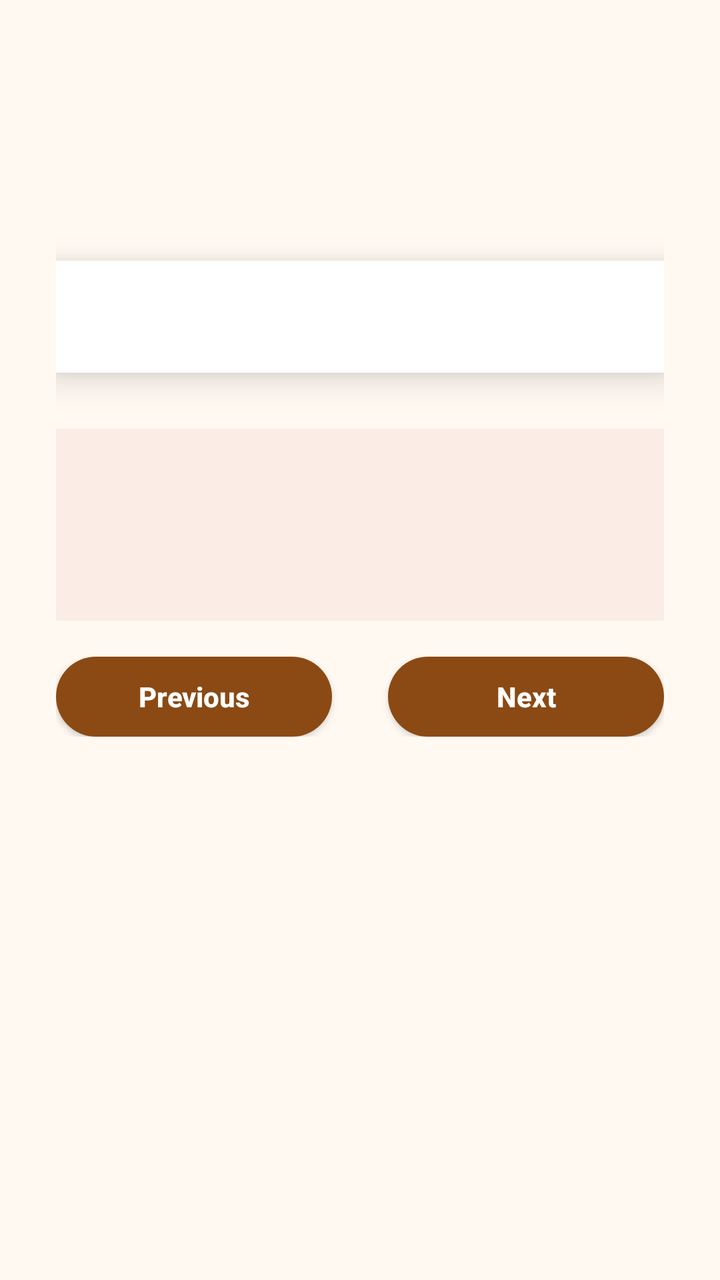
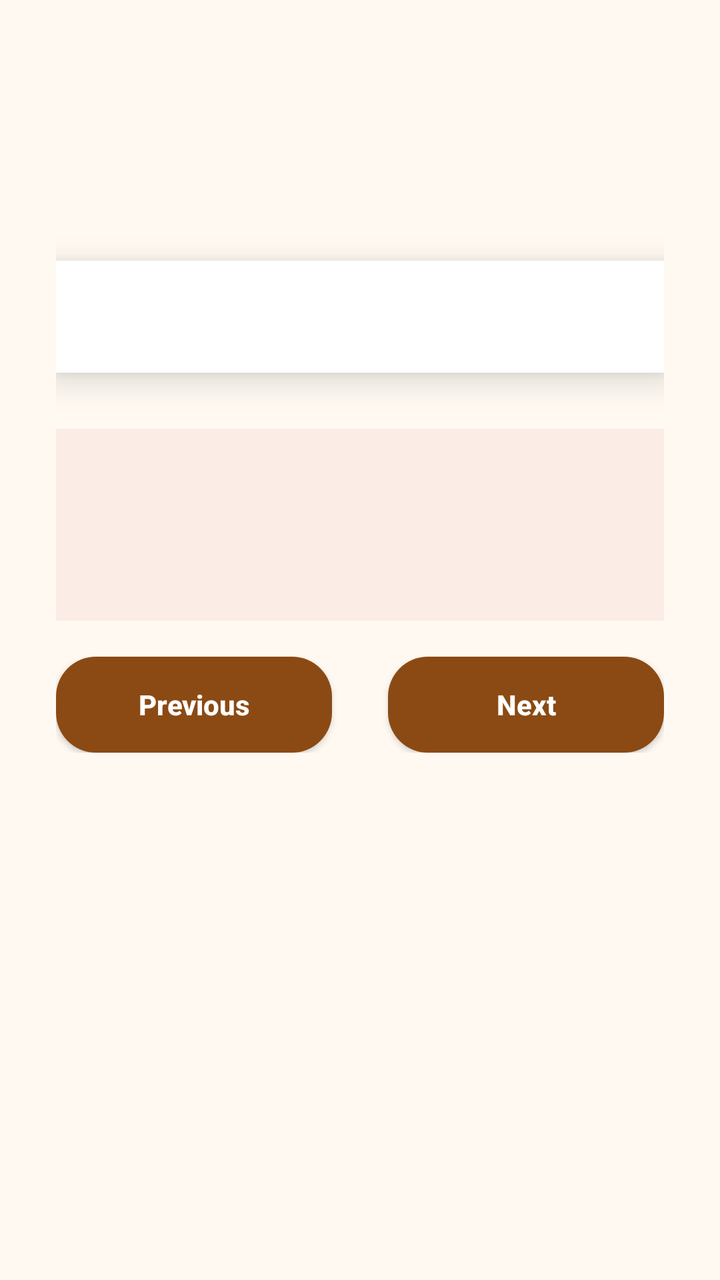

An Android layout rendered at two revisions. The XML below is the earlier revision; the diff shows what the commit changed to produce the second picture.
<!-- AndroidManifest.xml: application theme Theme.ArtSpace -->
<!-- res/layout/activity_main.xml -->
<?xml version="1.0" encoding="utf-8"?>
<ScrollView xmlns:android="http://schemas.android.com/apk/res/android"
    xmlns:app="http://schemas.android.com/apk/res-auto"
    android:layout_width="match_parent"
    android:layout_height="match_parent"
    android:background="@color/background"
    android:fillViewport="true">

    <LinearLayout
        android:layout_width="match_parent"
        android:layout_height="wrap_content"
        android:orientation="vertical"
        android:paddingLeft="28dp"
        android:paddingTop="88dp"
        android:paddingRight="28dp"
        android:paddingBottom="28dp">

            <TextView
                android:id="@+id/text_counter"
                android:layout_width="wrap_content"
                android:layout_height="wrap_content"
                android:layout_gravity="center_horizontal"
                android:layout_marginBottom="18dp"
                android:textColor="@color/text_dark"
                android:textSize="18sp" />

            <androidx.cardview.widget.CardView
                android:layout_width="match_parent"
                android:layout_height="wrap_content"
                app:cardBackgroundColor="@color/card_white"
                app:cardCornerRadius="0dp"
                app:cardElevation="10dp">

                <ImageView
                    android:id="@+id/image_artwork"
                    android:layout_width="match_parent"
                    android:layout_height="wrap_content"
                    android:adjustViewBounds="true"
                    android:clickable="true"
                    android:contentDescription="@null"
                    android:focusable="true"
                    android:padding="28dp"
                    android:scaleType="fitCenter" />
            </androidx.cardview.widget.CardView>

            <LinearLayout
                android:layout_width="match_parent"
                android:layout_height="wrap_content"
                android:layout_marginTop="28dp"
                android:background="@drawable/bg_info_box"
                android:orientation="vertical"
                android:padding="16dp">

                <TextView
                    android:id="@+id/text_title"
                    android:layout_width="match_parent"
                    android:layout_height="wrap_content"
                    android:textColor="@color/text_dark"
                    android:textSize="30sp" />

                <TextView
                    android:id="@+id/text_artist_year"
                    android:layout_width="match_parent"
                    android:layout_height="wrap_content"
                    android:layout_marginTop="2dp"
                    android:textColor="@color/text_dark"
                    android:textSize="16sp" />
            </LinearLayout>

            <LinearLayout
                android:layout_width="match_parent"
                android:layout_height="wrap_content"
                android:layout_marginTop="18dp"
                android:orientation="horizontal">
            <Button
                android:id="@+id/button_previous"
                android:layout_width="0dp"
                android:layout_height="40dp"
                android:layout_weight="1"
                android:layout_marginEnd="14dp"
                android:background="@drawable/bg_button"
                android:text="@string/previous"
                android:textAllCaps="false"
                android:textColor="@color/button_text"
                android:textStyle="bold" />

            <Button
                android:id="@+id/button_next"
                android:layout_width="0dp"
                android:layout_height="40dp"
                android:layout_weight="1"
                android:layout_marginStart="14dp"
                android:background="@drawable/bg_button"
                android:text="@string/next"
                android:textAllCaps="false"
                android:textColor="@color/button_text"
                android:textStyle="bold" />
            </LinearLayout>
    </LinearLayout>
</ScrollView>
<!-- resources referenced by this layout -->
<resources>
  <color name="background">#FFF9F2</color>
  <color name="card_white">#FFFFFF</color>
  <color name="text_dark">#2A1810</color>
  <!-- drawable bg_button (drawable) -->
  <?xml version="1.0" encoding="utf-8"?>
  <selector xmlns:android="http://schemas.android.com/apk/res/android">
      <item android:state_enabled="false">
          <shape android:shape="rectangle">
              <solid android:color="@color/button_disabled" />
              <corners android:radius="20dp" />
          </shape>
      </item>
      <item>
          <shape android:shape="rectangle">
              <solid android:color="@color/button_enabled" />
              <corners android:radius="20dp" />
          </shape>
      </item>
  </selector>
  <!-- drawable bg_info_box (drawable) -->
  <?xml version="1.0" encoding="utf-8"?>
  <shape xmlns:android="http://schemas.android.com/apk/res/android" android:shape="rectangle">
      <solid android:color="@color/info_box" />
  </shape>
  <string name="next">Next</string>
  <string name="previous">Previous</string>
  <style name="Theme.ArtSpace" parent="Theme.AppCompat.Light.NoActionBar">
          <item name="android:windowBackground">@color/background</item>
      </style>
  <color name="button_disabled">#E5E0DC</color>
  <color name="button_enabled">#8B4A14</color>
  <color name="info_box">#FBECE5</color>
</resources>

<!-- the commit's change to res/layout/activity_main.xml (unified diff, before → after) -->
@@ -75,7 +75,7 @@
             <Button
                 android:id="@+id/button_previous"
                 android:layout_width="0dp"
-                android:layout_height="40dp"
+                android:layout_height="48dp"
                 android:layout_weight="1"
                 android:layout_marginEnd="14dp"
                 android:background="@drawable/bg_button"
@@ -87,7 +87,7 @@
             <Button
                 android:id="@+id/button_next"
                 android:layout_width="0dp"
-                android:layout_height="40dp"
+                android:layout_height="48dp"
                 android:layout_weight="1"
                 android:layout_marginStart="14dp"
                 android:background="@drawable/bg_button"
